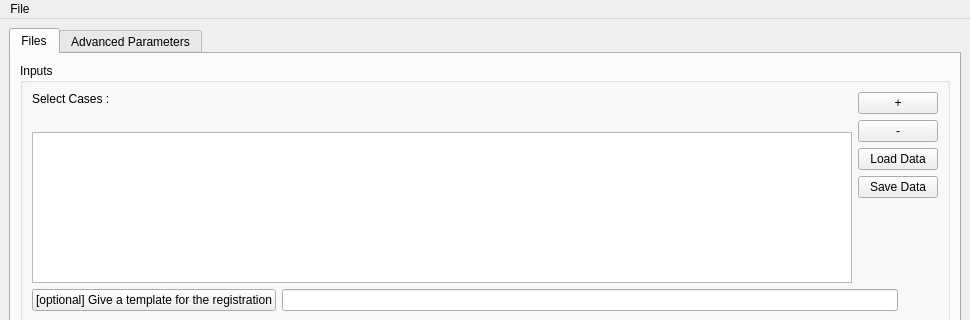
Qt form GUIwindow.ui (adrienkaiser/DTIAtlasBuilder) before a commit; both pictures show x 0 to 970 and y 0 to 320 of the 970 by 462 pixel window.
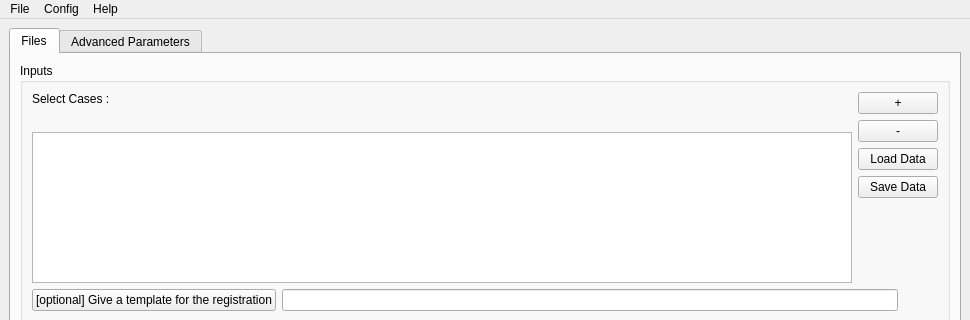
The same form after that commit.

The edit to the form file:
```diff
--- a/GUIwindow.ui
+++ b/GUIwindow.ui
@@ -784,7 +784,21 @@
     <addaction name="actionSave_parameters"/>
     <addaction name="actionExit"/>
    </widget>
+   <widget class="QMenu" name="menuConfig">
+    <property name="title">
+     <string>Config</string>
+    </property>
+    <addaction name="actionConfigure_Softwares"/>
+   </widget>
+   <widget class="QMenu" name="menuHelp">
+    <property name="title">
+     <string>Help</string>
+    </property>
+    <addaction name="actionRead_Me"/>
+   </widget>
    <addaction name="menuFile"/>
+   <addaction name="menuConfig"/>
+   <addaction name="menuHelp"/>
   </widget>
   <widget class="QStatusBar" name="statusbar"/>
   <action name="actionLoad_Dataset">
```
Left out of the diff: 28 changed lines with no effect on the pictures.
